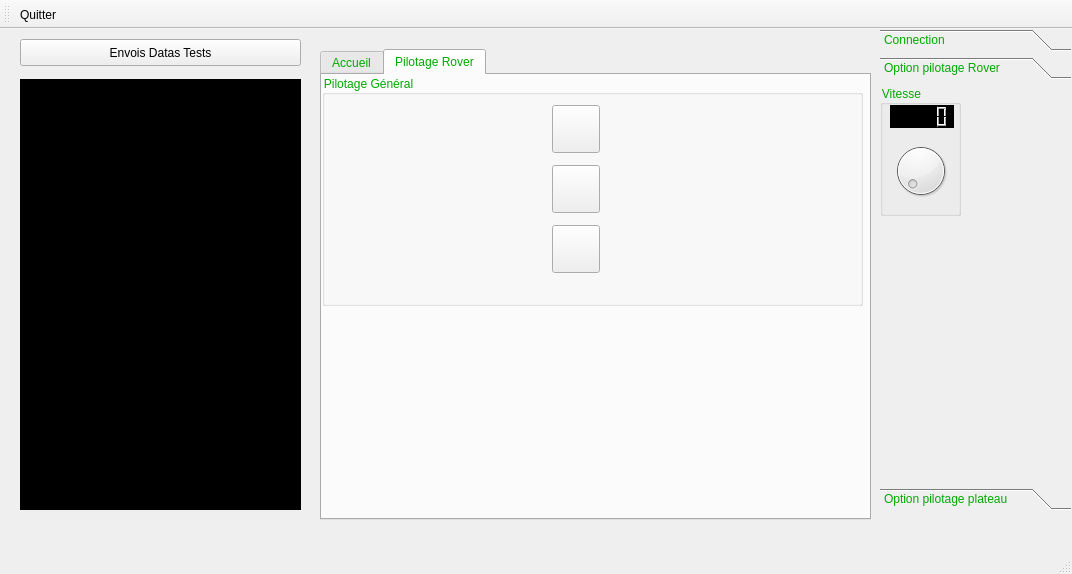
First picture: the form in Programmations/Qt/Version-1.0.0/Rover-Pilot/mainwindow.ui, repository Almisuifre/POSL-ROVER, before the edit.
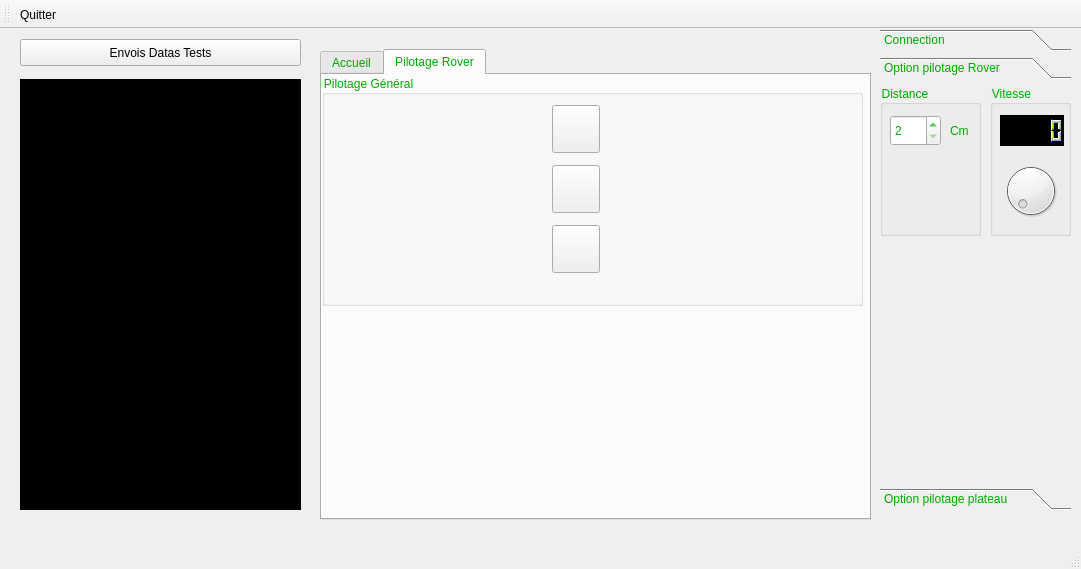
Second picture: the form after the edit. The open tabs and pages were chosen to show the change. Icons and pictures are not drawn.

Commit message: Très très moche ! Mis en place de la distance

What changed in the file:
```diff
--- a/Programmations/Qt/Version-1.0.0/Rover-Pilot/mainwindow.ui
+++ b/Programmations/Qt/Version-1.0.0/Rover-Pilot/mainwindow.ui
@@ -6,8 +6,8 @@
    <rect>
     <x>0</x>
     <y>0</y>
-    <width>1072</width>
-    <height>574</height>
+    <width>1081</width>
+    <height>569</height>
    </rect>
   </property>
   <property name="windowTitle">
@@ -221,10 +221,10 @@
      <widget class="QGroupBox" name="groupBox_2">
       <property name="geometry">
        <rect>
-        <x>0</x>
+        <x>110</x>
         <y>0</y>
         <width>81</width>
-        <height>131</height>
+        <height>151</height>
        </rect>
       </property>
       <property name="title">
@@ -234,7 +234,7 @@
        <property name="geometry">
         <rect>
          <x>10</x>
-         <y>50</y>
+         <y>70</y>
          <width>61</width>
          <height>71</height>
         </rect>
@@ -256,9 +256,9 @@
        <property name="geometry">
         <rect>
          <x>10</x>
-         <y>20</y>
+         <y>30</y>
          <width>64</width>
-         <height>23</height>
+         <height>31</height>
         </rect>
        </property>
        <property name="styleSheet">
@@ -273,6 +273,51 @@
        </property>
       </widget>
      </widget>
+     <widget class="QGroupBox" name="groupBox_3">
+      <property name="geometry">
+       <rect>
+        <x>0</x>
+        <y>0</y>
+        <width>101</width>
+        <height>151</height>
+       </rect>
+      </property>
+      <property name="title">
+       <string>Distance</string>
+      </property>
+      <widget class="QSpinBox" name="distanceCm">
+       <property name="geometry">
+        <rect>
+         <x>10</x>
+         <y>30</y>
+         <width>51</width>
+         <height>31</height>
+        </rect>
+       </property>
+       <property name="styleSheet">
+        <string notr="true"/>
+       </property>
+       <property name="minimum">
+        <number>2</number>
+       </property>
+       <property name="maximum">
+        <number>100</number>
+       </property>
+      </widget>
+      <widget class="QLabel" name="label">
+       <property name="geometry">
+        <rect>
+         <x>70</x>
+         <y>30</y>
+         <width>21</width>
+         <height>31</height>
+        </rect>
+       </property>
+       <property name="text">
+        <string>Cm</string>
+       </property>
+      </widget>
+     </widget>
     </widget>
     <widget class="QWidget" name="pgeOptionPilotagePlateau">
      <property name="geometry">
```
Left out of the diff: 8 changed lines with no effect on the pictures. The commit also changes 2 other files.
